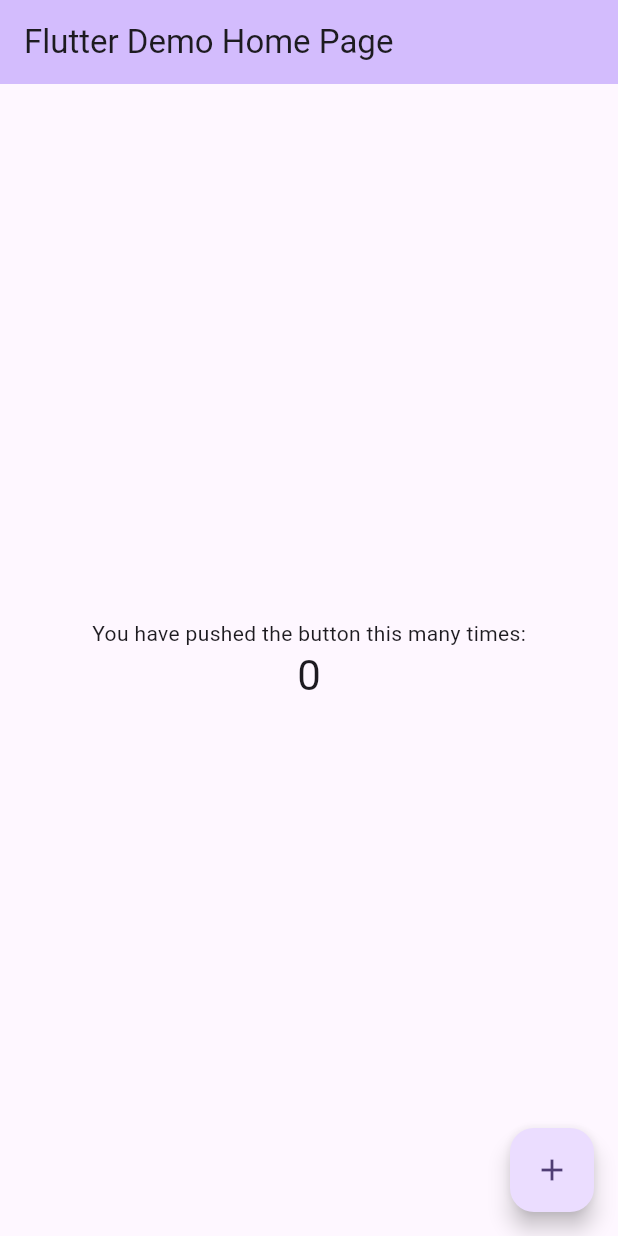
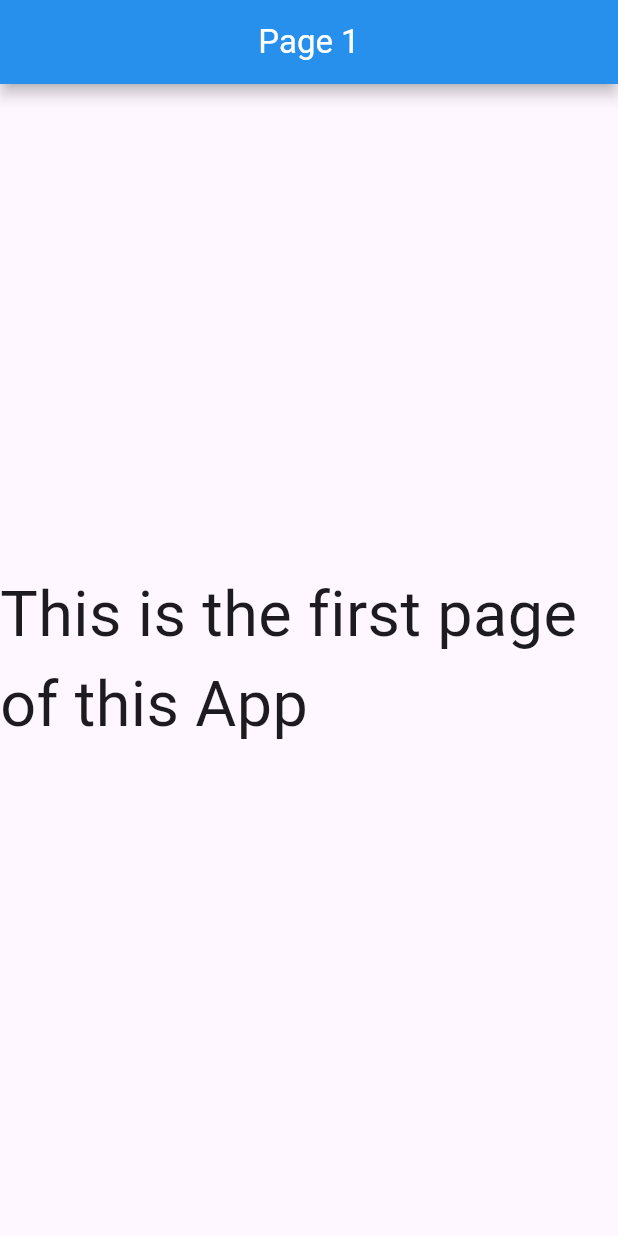
Before and after one commit to Shayan-Sen/randomprojects, a Flutter app: the screen it shows after launch, on a phone screen of 412 x 824 dp. Run offline on Flutter 3.47's test engine with Material 3 defaults, Android fonts, the phone set to English and light mode, and no system bars.

Commit message:
Added Page_1 to billingappdraft1 |19th Feb 2024 6:42 PM|

```diff
--- /dev/null
+++ b/billingappdraft1/lib/Page_1.dart
@@ -0,0 +1,27 @@
+import 'package:flutter/material.dart';
+
+class Page_1 extends StatelessWidget {
+  const Page_1({super.key});
+
+  @override
+  Widget build(BuildContext context) {
+    return Scaffold(
+      appBar: AppBar(
+        foregroundColor: Colors.white,
+        backgroundColor: Colors.blue,
+        shadowColor: Colors.black,
+        elevation: 4,
+        title: Center(
+          child: Text("Page 1"),
+        ),
+      ),
+      body: Center(
+        child: Text(
+          "This is the first page of this App",
+          style: TextStyle(fontWeight: FontWeight.w400),
+          textScaleFactor: 3,
+        ),
+      ),
+    );
+  }
+}
--- a/billingappdraft1/lib/main.dart
+++ b/billingappdraft1/lib/main.dart
@@ -1,125 +1,20 @@
+import 'package:billingappdraft1/Page_1.dart';
 import 'package:flutter/material.dart';
 
 void main() {
-  runApp(const MyApp());
+  runApp(MyApp());
 }
+
+// Code for MyApp
 
 class MyApp extends StatelessWidget {
   const MyApp({super.key});
 
-  // This widget is the root of your application.
   @override
   Widget build(BuildContext context) {
     return MaterialApp(
-      title: 'Flutter Demo',
-      theme: ThemeData(
-        // This is the theme of your application.
-        //
-        // TRY THIS: Try running your application with "flutter run". You'll see
-        // the application has a purple toolbar. Then, without quitting the app,
-        // try changing the seedColor in the colorScheme below to Colors.green
-        // and then invoke "hot reload" (save your changes or press the "hot
-        // reload" button in a Flutter-supported IDE, or press "r" if you used
-        // the command line to start the app).
-        //
-        // Notice that the counter didn't reset back to zero; the application
-        // state is not lost during the reload. To reset the state, use hot
-        // restart instead.
-        //
-        // This works for code too, not just values: Most code changes can be
-        // tested with just a hot reload.
-        colorScheme: ColorScheme.fromSeed(seedColor: Colors.deepPurple),
-        useMaterial3: true,
-      ),
-      home: const MyHomePage(title: 'Flutter Demo Home Page'),
+      debugShowCheckedModeBanner: false,
+      home: Page_1(),
     );
   }
 }
-
-class MyHomePage extends StatefulWidget {
-  const MyHomePage({super.key, required this.title});
-
-  // This widget is the home page of your application. It is stateful, meaning
-  // that it has a State object (defined below) that contains fields that affect
-  // how it looks.
-
-  // This class is the configuration for the state. It holds the values (in this
-  // case the title) provided by the parent (in this case the App widget) and
-  // used by the build method of the State. Fields in a Widget subclass are
-  // always marked "final".
-
-  final String title;
-
-  @override
-  State<MyHomePage> createState() => _MyHomePageState();
-}
-
-class _MyHomePageState extends State<MyHomePage> {
-  int _counter = 0;
-
-  void _incrementCounter() {
-    setState(() {
-      // This call to setState tells the Flutter framework that something has
-      // changed in this State, which causes it to rerun the build method below
-      // so that the display can reflect the updated values. If we changed
-      // _counter without calling setState(), then the build method would not be
-      // called again, and so nothing would appear to happen.
-      _counter++;
-    });
-  }
-
-  @override
-  Widget build(BuildContext context) {
-    // This method is rerun every time setState is called, for instance as done
-    // by the _incrementCounter method above.
-    //
-    // The Flutter framework has been optimized to make rerunning build methods
-    // fast, so that you can just rebuild anything that needs updating rather
-    // than having to individually change instances of widgets.
-    return Scaffold(
-      appBar: AppBar(
-        // TRY THIS: Try changing the color here to a specific color (to
-        // Colors.amber, perhaps?) and trigger a hot reload to see the AppBar
-        // change color while the other colors stay the same.
-        backgroundColor: Theme.of(context).colorScheme.inversePrimary,
-        // Here we take the value from the MyHomePage object that was created by
-        // the App.build method, and use it to set our appbar title.
-        title: Text(widget.title),
-      ),
-      body: Center(
-        // Center is a layout widget. It takes a single child and positions it
-        // in the middle of the parent.
-        child: Column(
-          // Column is also a layout widget. It takes a list of children and
-          // arranges them vertically. By default, it sizes itself to fit its
-          // children horizontally, and tries to be as tall as its parent.
-          //
-          // Column has various properties to control how it sizes itself and
-          // how it positions its children. Here we use mainAxisAlignment to
-          // center the children vertically; the main axis here is the vertical
-          // axis because Columns are vertical (the cross axis would be
-          // horizontal).
-          //
-          // TRY THIS: Invoke "debug painting" (choose the "Toggle Debug Paint"
-          // action in the IDE, or press "p" in the console), to see the
-          // wireframe for each widget.
-          mainAxisAlignment: MainAxisAlignment.center,
-          children: <Widget>[
-            const Text(
-              'You have pushed the button this many times:',
-            ),
-            Text(
-              '$_counter',
-              style: Theme.of(context).textTheme.headlineMedium,
-            ),
-          ],
-        ),
-      ),
-      floatingActionButton: FloatingActionButton(
-        onPressed: _incrementCounter,
-        tooltip: 'Increment',
-        child: const Icon(Icons.add),
-      ), // This trailing comma makes auto-formatting nicer for build methods.
-    );
-  }
-}
```
